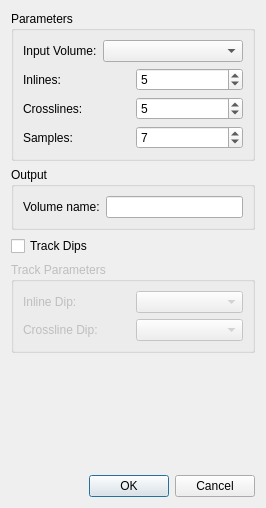
Old version of the form ProzessUI/semblancevolumedialog.ui in the repository fsoos74/su.
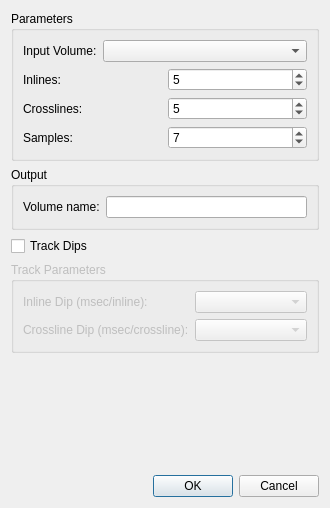
New version of the form. Icons and pictures are not drawn.

What changed in the file:
```diff
--- a/ProzessUI/semblancevolumedialog.ui
+++ b/ProzessUI/semblancevolumedialog.ui
@@ -6,7 +6,7 @@
    <rect>
     <x>0</x>
     <y>0</y>
-    <width>266</width>
+    <width>330</width>
     <height>508</height>
    </rect>
   </property>
@@ -155,7 +155,7 @@
       <item row="1" column="0">
        <widget class="QLabel" name="label_5">
         <property name="text">
-         <string>Crossline Dip:</string>
+         <string>Crossline Dip (msec/crossline):</string>
         </property>
        </widget>
       </item>
@@ -165,7 +165,7 @@
       <item row="0" column="0">
        <widget class="QLabel" name="label_3">
         <property name="text">
-         <string>Inline Dip:</string>
+         <string>Inline Dip (msec/inline):</string>
         </property>
        </widget>
       </item>
```
